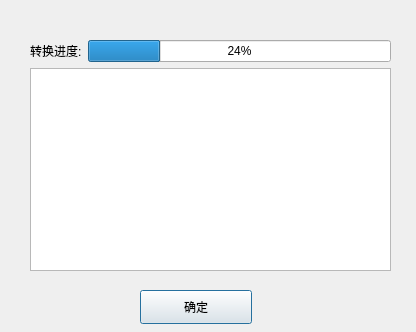
Qt form gui/process.ui (pshenglh/boom) before a commit.
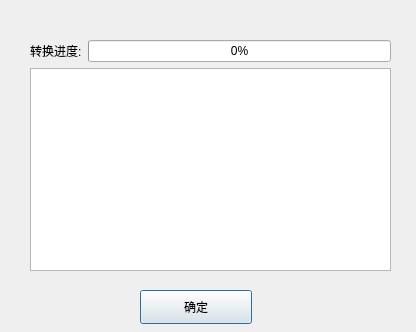
The same form after that commit.

What changed in the file:
```diff
--- a/gui/process.ui
+++ b/gui/process.ui
@@ -48,7 +48,7 @@
       <item>
        <widget class="QProgressBar" name="progressBar">
         <property name="value">
-         <number>24</number>
+         <number>0</number>
         </property>
        </widget>
       </item>
```
